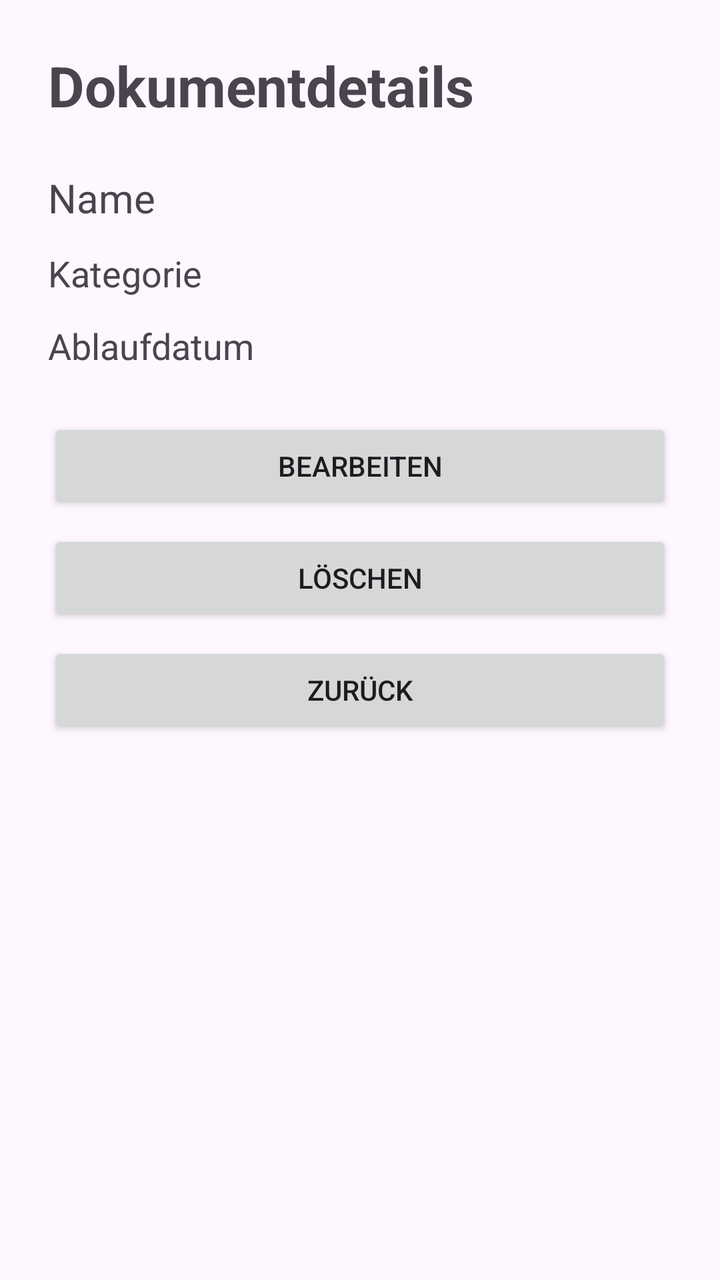
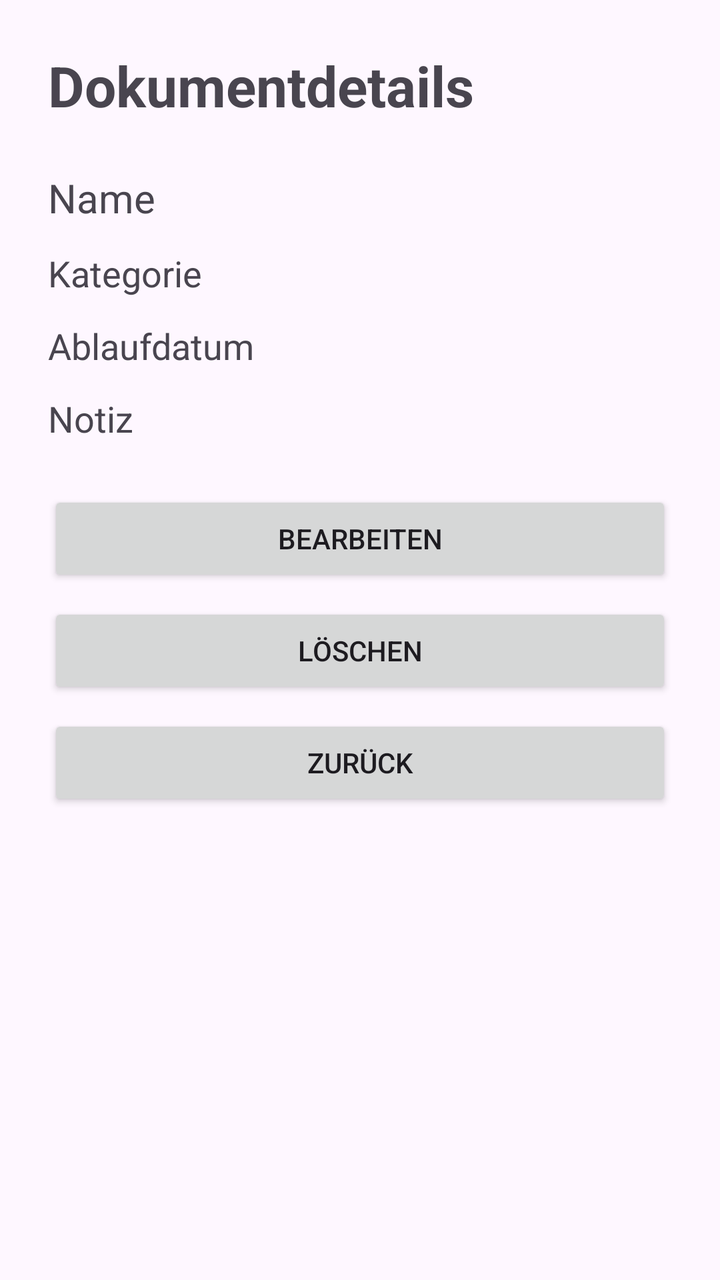

Screens rendered from an Android XML layout before and after an edit, with the pre-edit source and the edit as a unified diff.
<!-- AndroidManifest.xml: application theme Theme.DocuRemind -->
<!-- res/layout/activity_detail.xml -->
<?xml version="1.0" encoding="utf-8"?>
<LinearLayout xmlns:android="http://schemas.android.com/apk/res/android"
    android:layout_width="match_parent"
    android:layout_height="match_parent"
    android:orientation="vertical"
    android:padding="24dp">

    <TextView
        android:id="@+id/textDetailTitle"
        android:layout_width="wrap_content"
        android:layout_height="wrap_content"
        android:text="Dokumentdetails"
        android:textSize="28sp"
        android:textStyle="bold"
        android:layout_marginBottom="24dp" />

    <TextView
        android:id="@+id/textDocumentName"
        android:layout_width="match_parent"
        android:layout_height="wrap_content"
        android:text="Name"
        android:textSize="20sp"
        android:layout_marginBottom="12dp" />

    <TextView
        android:id="@+id/textDocumentCategory"
        android:layout_width="match_parent"
        android:layout_height="wrap_content"
        android:text="Kategorie"
        android:textSize="18sp"
        android:layout_marginBottom="12dp" />

    <TextView
        android:id="@+id/textDocumentDate"
        android:layout_width="match_parent"
        android:layout_height="wrap_content"
        android:text="Ablaufdatum"
        android:textSize="18sp"
        android:layout_marginBottom="24dp" />

    <Button
        android:id="@+id/buttonEdit"
        android:layout_width="match_parent"
        android:layout_height="wrap_content"
        android:text="Bearbeiten" />

    <Button
        android:id="@+id/buttonDelete"
        android:layout_width="match_parent"
        android:layout_height="wrap_content"
        android:text="Löschen"
        android:layout_marginTop="8dp" />

    <Button
        android:id="@+id/buttonBackDetail"
        android:layout_width="match_parent"
        android:layout_height="wrap_content"
        android:text="Zurück"
        android:layout_marginTop="8dp" />

</LinearLayout>
<!-- resources referenced by this layout -->
<resources>
  <style name="Theme.DocuRemind" parent="Base.Theme.DocuRemind" />
  <style name="Base.Theme.DocuRemind" parent="Theme.Material3.DayNight.NoActionBar">
          
          
      </style>
</resources>

<!-- the commit's change to res/layout/activity_detail.xml (unified diff, before → after) -->
@@ -1,61 +1,74 @@
 <?xml version="1.0" encoding="utf-8"?>
-<LinearLayout xmlns:android="http://schemas.android.com/apk/res/android"
+<ScrollView xmlns:android="http://schemas.android.com/apk/res/android"
     android:layout_width="match_parent"
-    android:layout_height="match_parent"
-    android:orientation="vertical"
-    android:padding="24dp">
+    android:layout_height="match_parent">
 
-    <TextView
-        android:id="@+id/textDetailTitle"
-        android:layout_width="wrap_content"
-        android:layout_height="wrap_content"
-        android:text="Dokumentdetails"
-        android:textSize="28sp"
-        android:textStyle="bold"
-        android:layout_marginBottom="24dp" />
-
-    <TextView
-        android:id="@+id/textDocumentName"
+    <LinearLayout
         android:layout_width="match_parent"
         android:layout_height="wrap_content"
-        android:text="Name"
-        android:textSize="20sp"
-        android:layout_marginBottom="12dp" />
+        android:orientation="vertical"
+        android:padding="24dp">
 
-    <TextView
-        android:id="@+id/textDocumentCategory"
-        android:layout_width="match_parent"
-        android:layout_height="wrap_content"
-        android:text="Kategorie"
-        android:textSize="18sp"
-        android:layout_marginBottom="12dp" />
+        <TextView
+            android:id="@+id/textDetailTitle"
+            android:layout_width="wrap_content"
+            android:layout_height="wrap_content"
+            android:text="Dokumentdetails"
+            android:textSize="28sp"
+            android:textStyle="bold"
+            android:layout_marginBottom="24dp" />
 
-    <TextView
-        android:id="@+id/textDocumentDate"
-        android:layout_width="match_parent"
-        android:layout_height="wrap_content"
-        android:text="Ablaufdatum"
-        android:textSize="18sp"
-        android:layout_marginBottom="24dp" />
+        <TextView
+            android:id="@+id/textDocumentName"
+            android:layout_width="match_parent"
+            android:layout_height="wrap_content"
+            android:text="Name"
+            android:textSize="20sp"
+            android:layout_marginBottom="12dp" />
 
-    <Button
-        android:id="@+id/buttonEdit"
-        android:layout_width="match_parent"
-        android:layout_height="wrap_content"
-        android:text="Bearbeiten" />
+        <TextView
+            android:id="@+id/textDocumentCategory"
+            android:layout_width="match_parent"
+            android:layout_height="wrap_content"
+            android:text="Kategorie"
+            android:textSize="18sp"
+            android:layout_marginBottom="12dp" />
 
-    <Button
-        android:id="@+id/buttonDelete"
-        android:layout_width="match_parent"
-        android:layout_height="wrap_content"
-        android:text="Löschen"
-        android:layout_marginTop="8dp" />
+        <TextView
+            android:id="@+id/textDocumentDate"
+            android:layout_width="match_parent"
+            android:layout_height="wrap_content"
+            android:text="Ablaufdatum"
+            android:textSize="18sp"
+            android:layout_marginBottom="12dp" />
 
-    <Button
-        android:id="@+id/buttonBackDetail"
-        android:layout_width="match_parent"
-        android:layout_height="wrap_content"
-        android:text="Zurück"
-        android:layout_marginTop="8dp" />
+        <TextView
+            android:id="@+id/textDocumentNote"
+            android:layout_width="match_parent"
+            android:layout_height="wrap_content"
+            android:text="Notiz"
+            android:textSize="18sp"
+            android:layout_marginBottom="24dp" />
 
-</LinearLayout>
+        <Button
+            android:id="@+id/buttonEdit"
+            android:layout_width="match_parent"
+            android:layout_height="wrap_content"
+            android:text="Bearbeiten" />
+
+        <Button
+            android:id="@+id/buttonDelete"
+            android:layout_width="match_parent"
+            android:layout_height="wrap_content"
+            android:text="Löschen"
+            android:layout_marginTop="8dp" />
+
+        <Button
+            android:id="@+id/buttonBackDetail"
+            android:layout_width="match_parent"
+            android:layout_height="wrap_content"
+            android:text="Zurück"
+            android:layout_marginTop="8dp" />
+
+    </LinearLayout>
+</ScrollView>
